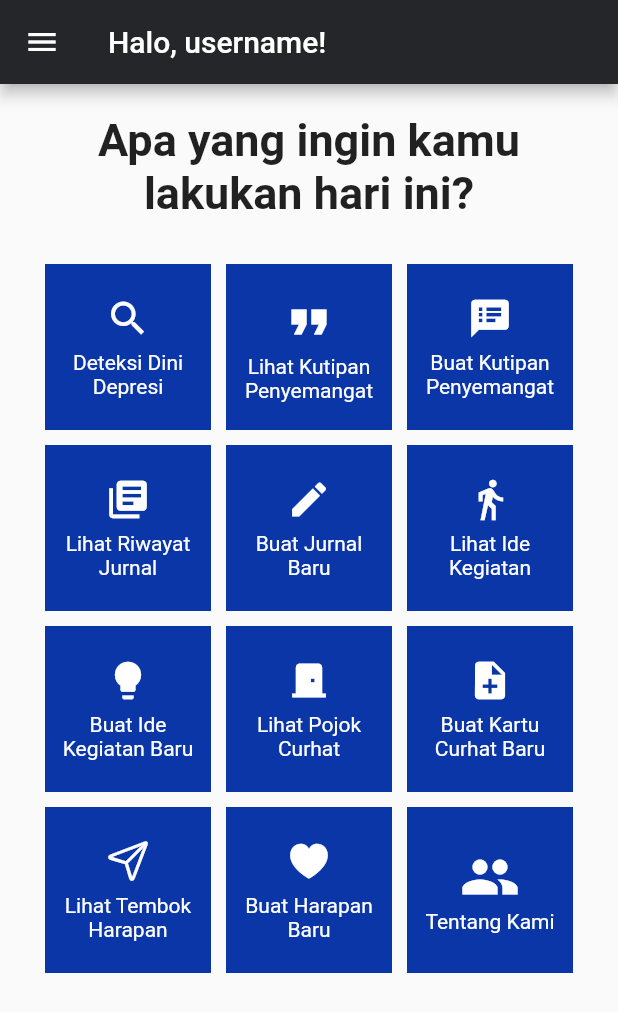
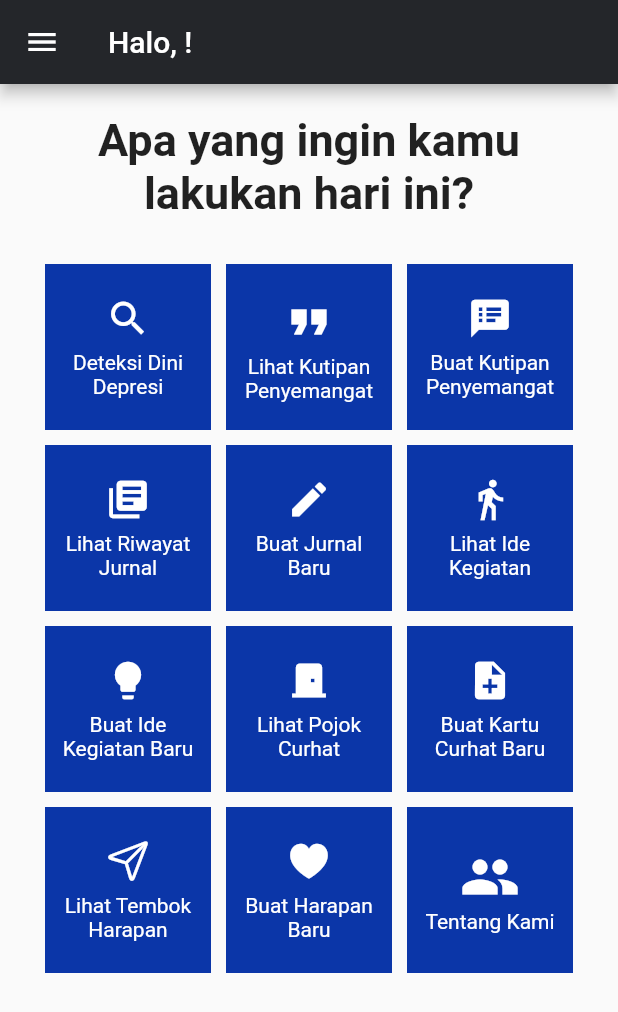
Before and after one commit to reflekt-io/echo-appcenter, a Flutter app: the HomePage screen opened by its route, on a phone screen of 412 x 824 dp. Shown: the top 1012 px of the screen. Run offline on Flutter 3.47's test engine with Material 2 defaults, Android fonts, the phone set to English and light mode, and no system bars; our stand-ins replace expandable, multi_select_flutter, shared_preferences; accounts and stored records are empty.

Commit message:
Add function to change username dynamically

```diff
--- a/lib/common/network_service.dart
+++ b/lib/common/network_service.dart
@@ -17,6 +17,7 @@ class NetworkService {
 
   bool loggedIn = false;
   bool initialized = false;
+  String username = "";
 
   Future init(BuildContext context) async {
     if (!initialized) {
@@ -50,6 +51,7 @@ class NetworkService {
 
     if (response.statusCode == 200) {
       loggedIn = true;
+      username = json.decode(response.body)['username'];
     } else {
       loggedIn = false;
     }
--- a/lib/screens/home_page.dart
+++ b/lib/screens/home_page.dart
@@ -1,5 +1,7 @@
 // ignore_for_file: constant_identifier_names, avoid_print
 
+import 'package:echo/common/network_service.dart';
+import 'package:provider/provider.dart';
 import 'package:about_us/screens/about_us.dart';
 import 'package:deteksi_depresi/screens/phq9_page.dart';
 import 'package:flutter/cupertino.dart';
@@ -24,11 +26,12 @@ class HomePage extends StatelessWidget {
 
   @override
   Widget build(BuildContext context) {
+    final request = context.watch<NetworkService>();
     return Scaffold(
       appBar: AppBar(
-        title: const Text(
+        title: Text(
           // Nanti jangan pakai const (variable, cuy)
-          "Halo, username!",
+          'Halo, ${request.username}!',
         ),
       ),
       drawer: const DrawerMenu(ROUTE_NAME),
```
Also changed, not shown: journal/lib/screens/journal_home_page.dart (+20 -11 lines).
